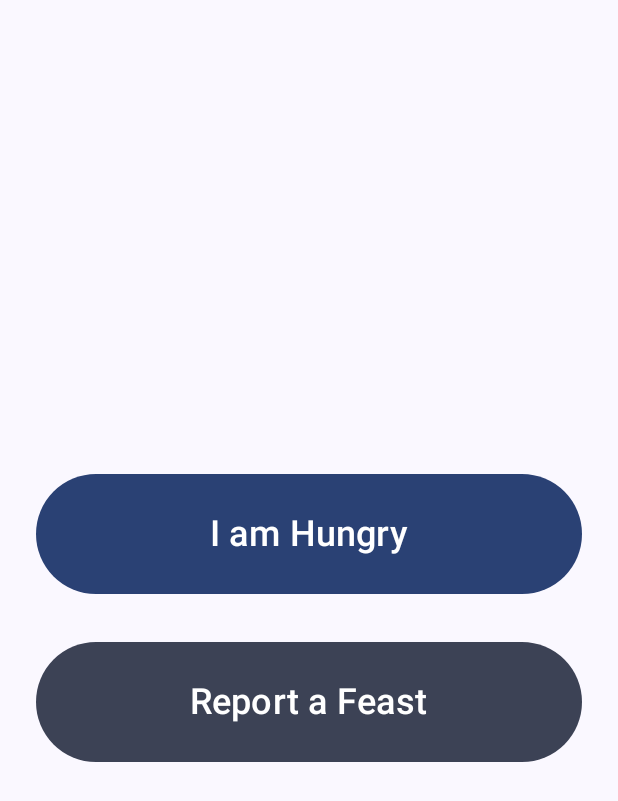
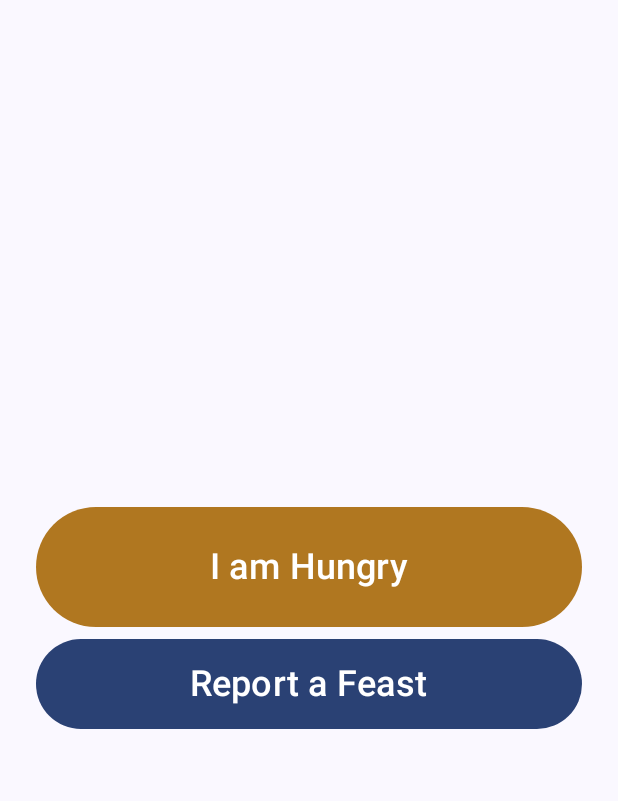
Before and after one commit to piyushchouhan/bhandara, an Android app built with Jetpack Compose: the screen it shows after launch (MainActivity), on a phone screen of 412 x 824 dp. Shown: the top 801 px of the screen. Run offline under Robolectric (Android 15) with nearby library versions, the phone set to English and light mode, and no system bars.

Commit message:
style: Update button colors and heights, and adjust spacing between buttons.

```diff
--- a/app/src/main/java/com/example/bhandara/MainActivity.kt
+++ b/app/src/main/java/com/example/bhandara/MainActivity.kt
@@ -19,6 +19,7 @@ import androidx.compose.material3.Text
 import androidx.compose.runtime.Composable
 import androidx.compose.ui.Alignment
 import androidx.compose.ui.Modifier
+import androidx.compose.ui.graphics.Color
 import androidx.compose.ui.tooling.preview.Preview
 import androidx.compose.ui.unit.dp
 import androidx.compose.ui.unit.sp
@@ -55,7 +56,8 @@ fun MainScreen(modifier: Modifier = Modifier) {
                 .fillMaxWidth() // Width of the screen
                 .height(80.dp), // Extra Large height
             colors = ButtonDefaults.buttonColors(
-                containerColor = MaterialTheme.colorScheme.primary
+                containerColor = Color(0xFFB07720),
+                contentColor = Color.White
             )
         ) {
             Text(
@@ -64,16 +66,17 @@ fun MainScreen(modifier: Modifier = Modifier) {
             )
         }
 
-        Spacer(modifier = Modifier.height(32.dp)) // Space between buttons
+        Spacer(modifier = Modifier.height(8.dp)) // Space between buttons
 
         // Button 2: Report a Feast
         Button(
             onClick = { /* TODO: Add action */ },
             modifier = Modifier
                 .fillMaxWidth() // Width of the screen
-                .height(80.dp), // Extra Large height
+                .height(60.dp), // Extra Large height
             colors = ButtonDefaults.buttonColors(
-                containerColor = MaterialTheme.colorScheme.secondary
+                containerColor = MaterialTheme.colorScheme.primary,
+                contentColor = Color.White
             )
         ) {
             Text(
```
